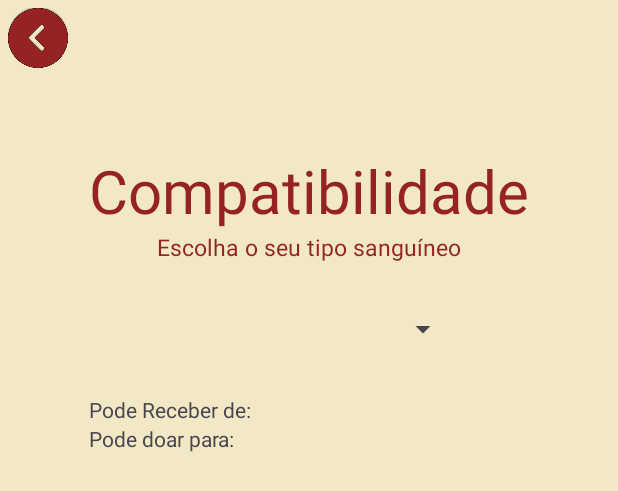
After one commit to senacrs-emti/2023-3MA-educom-G08, an Android app: the layout activity_compatibilidade.xml on its own in the app's theme, with its tools: preview values and no code run, on a phone screen of 412 x 824 dp. The commit adds this screen. Shown: the top 491 px of the screen. Run offline under Robolectric (Android 15) with nearby library versions, the phone set to English and light mode, and no system bars.

Commit message:
Compatibilidade Activity

```diff
--- a/app/src/main/java/com/app/sangue/MenuActivity.java
+++ b/app/src/main/java/com/app/sangue/MenuActivity.java
@@ -31,7 +31,8 @@ public class MenuActivity extends AppCompatActivity {
         btnMenuCompatibilidade.setOnClickListener(new View.OnClickListener() {
             @Override
             public void onClick(View v) {
-
+                Intent intent = new Intent(MenuActivity.this, CompatibilidadeActivity.class);
+                startActivity(intent);
             }
         });
         btnMenuComoDoar.setOnClickListener(new View.OnClickListener() {
--- /dev/null
+++ b/app/src/main/res/layout/activity_compatibilidade.xml
@@ -0,0 +1,79 @@
+<?xml version="1.0" encoding="utf-8"?>
+<androidx.constraintlayout.widget.ConstraintLayout xmlns:android="http://schemas.android.com/apk/res/android"
+    xmlns:app="http://schemas.android.com/apk/res-auto"
+    xmlns:tools="http://schemas.android.com/tools"
+    android:layout_width="match_parent"
+    android:layout_height="match_parent"
+    tools:context=".CompatibilidadeActivity"
+    android:background="@color/background">
+
+    <RelativeLayout
+        android:layout_width="match_parent"
+        android:layout_height="match_parent">
+
+        <ImageView
+            android:id="@+id/btnVoltar"
+            android:layout_margin="5dp"
+            android:maxWidth="40dp"
+            android:maxHeight="40dp"
+            android:adjustViewBounds="true"
+            android:layout_width="wrap_content"
+            android:layout_height="wrap_content"
+            android:src="@drawable/btnsetaesquerda"/>
+
+        <LinearLayout
+            android:layout_width="wrap_content"
+            android:layout_height="wrap_content"
+            android:orientation="vertical"
+            android:layout_centerHorizontal="true"
+            android:layout_marginTop="100dp">
+
+            <LinearLayout
+                android:layout_width="wrap_content"
+                android:layout_height="wrap_content"
+                android:orientation="vertical"
+                android:gravity="center">
+
+                <TextView
+                    android:layout_width="wrap_content"
+                    android:layout_height="wrap_content"
+                    android:text="Compatibilidade"
+                    android:textColor="@color/red"
+                    android:textSize="40sp"/>
+                <TextView
+                    android:layout_width="wrap_content"
+                    android:layout_height="wrap_content"
+                    android:text="Escolha o seu tipo sanguíneo"
+                    android:textColor="@color/red"
+                    android:textSize="15sp"/>
+
+                <Spinner
+                    android:id="@+id/spinnerTiposSanguineos"
+                    android:layout_marginTop="20dp"
+                    android:layout_width="200dp"
+                    android:layout_height="48dp"
+                    android:spinnerMode="dropdown"/>
+
+            </LinearLayout>
+            <LinearLayout
+                android:layout_width="wrap_content"
+                android:layout_height="wrap_content"
+                android:orientation="vertical"
+                android:layout_marginTop="20dp">
+
+                <TextView
+                    android:id="@+id/textoPodeReceber"
+                    android:layout_width="wrap_content"
+                    android:layout_height="wrap_content"
+                    android:text="Pode Receber de: "/>
+                <TextView
+                    android:id="@+id/textoPodeDoar"
+                    android:layout_width="wrap_content"
+                    android:layout_height="wrap_content"
+                    android:text="Pode doar para:"/>
+
+            </LinearLayout>
+        </LinearLayout>
+
+    </RelativeLayout>
+</androidx.constraintlayout.widget.ConstraintLayout>
```
Also changed, not shown: app/src/main/java/com/app/sangue/CompatibilidadeActivity.java (added, +108 -0 lines).
